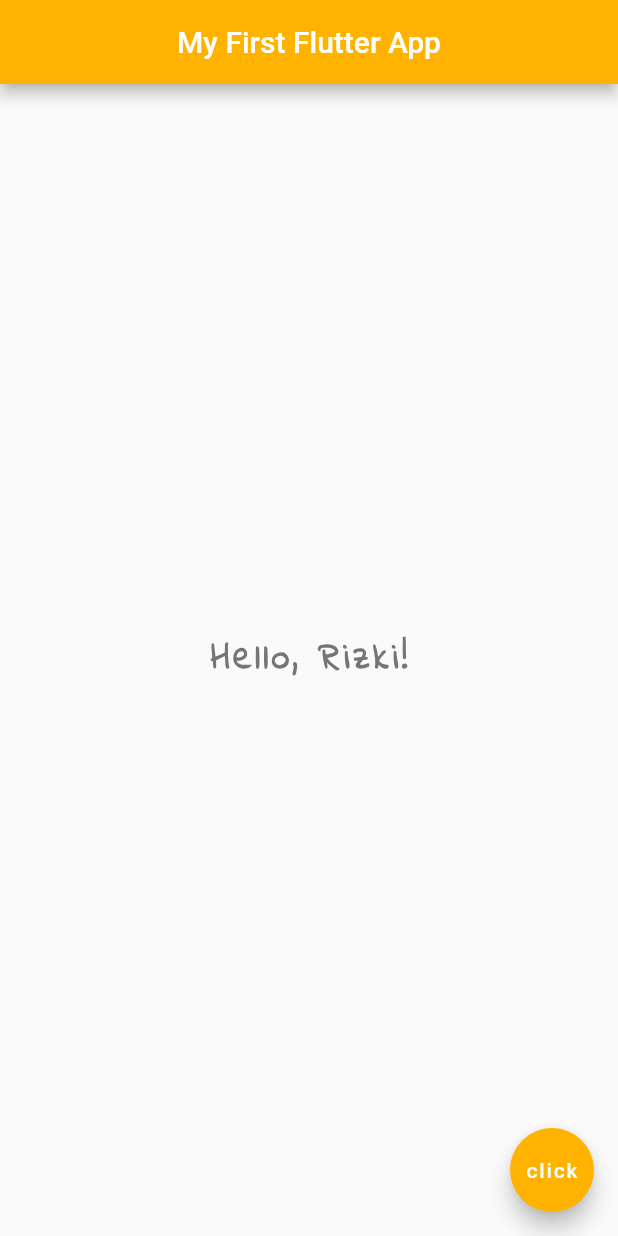
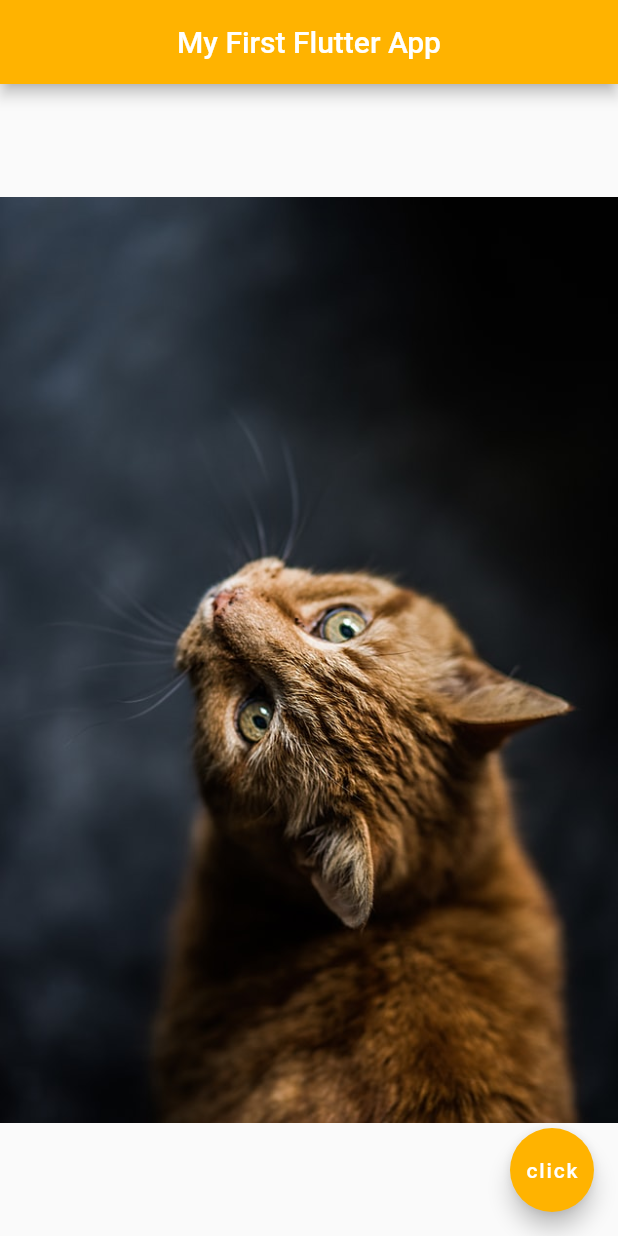
Before and after one commit to RizkiHerdaID/learn_flutter, a Flutter app: the screen it shows after launch, on a phone screen of 412 x 824 dp. Run offline on Flutter 3.47's test engine with Material 2 defaults, Android fonts, the phone set to English and light mode, and no system bars.

Commit message:
images & assets

```diff
--- a/lib/main.dart
+++ b/lib/main.dart
@@ -16,16 +16,8 @@ class Home extends StatelessWidget {
         backgroundColor: Colors.amber[600],
       ),
       body: Center(
-        child: Text(
-          'Hello, Rizki!',
-          style: TextStyle(
-            fontSize: 24.0,
-            fontWeight: FontWeight.bold,
-            letterSpacing: 2.5,
-            color: Colors.grey[600],
-            fontFamily: 'IndieFlower',
-          ),
-        ),
+        child: Image.asset('assets/cat-1.jpg'),
+        // child: Image.network('https://images.unsplash.com/photo-1518288774672-b94e808873ff?ixlib=rb-1.2.1&ixid=MXwxMjA3fDB8MHxwaG90by1wYWdlfHx8fGVufDB8fHw%3D&auto=format&fit=crop&w=678&q=80'),
       ),
       floatingActionButton: FloatingActionButton(
         onPressed: () {},
--- a/pubspec.yaml
+++ b/pubspec.yaml
@@ -45,9 +45,8 @@ flutter:
   uses-material-design: true
 
   # To add assets to your application, add an assets section, like this:
-  # assets:
-  #   - images/a_dot_burr.jpeg
-  #   - images/a_dot_ham.jpeg
+  assets:
+   - assets/
 
   # An image asset can refer to one or more resolution-specific "variants", see
   # https://flutter.dev/assets-and-images/#resolution-aware.
```
Also changed, not shown: assets/cat-1.jpg (added), assets/cat-2.jpg (added), assets/cat-3.jpg (added).
